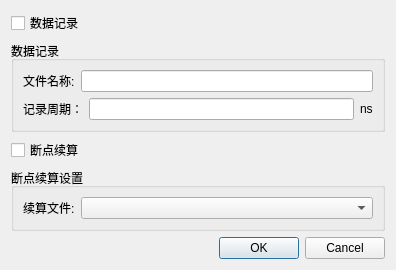
Qt form src/Mod/Model3D/Command3D/Physics3DCommand/DataProcessingSetting/ChipicContinue.ui (BeQuiet1228/FreeCAD) before a commit.
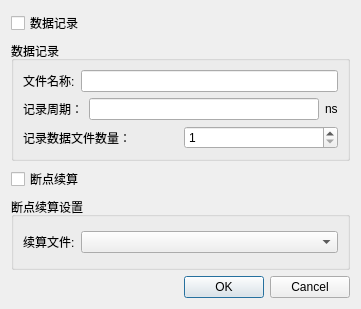
The same form after that commit.

Commit message: 断点续算增加文件数量

Diff of the .ui file:
```diff
--- a/src/Mod/Model3D/Command3D/Physics3DCommand/DataProcessingSetting/ChipicContinue.ui
+++ b/src/Mod/Model3D/Command3D/Physics3DCommand/DataProcessingSetting/ChipicContinue.ui
@@ -6,8 +6,8 @@
    <rect>
     <x>0</x>
     <y>0</y>
-    <width>396</width>
-    <height>249</height>
+    <width>361</width>
+    <height>309</height>
    </rect>
   </property>
   <property name="windowTitle">
@@ -62,6 +62,24 @@
         </item>
        </layout>
       </item>
+      <item>
+       <layout class="QHBoxLayout" name="horizontalLayout_4">
+        <item>
+         <widget class="QLabel" name="label_5">
+          <property name="text">
+           <string>记录数据文件数量：</string>
+          </property>
+         </widget>
+        </item>
+        <item>
+         <widget class="QSpinBox" name="spinBox">
+          <property name="minimum">
+           <number>1</number>
+          </property>
+         </widget>
+        </item>
+       </layout>
+      </item>
      </layout>
     </widget>
    </item>
```
The commit also changes 2 other files.
